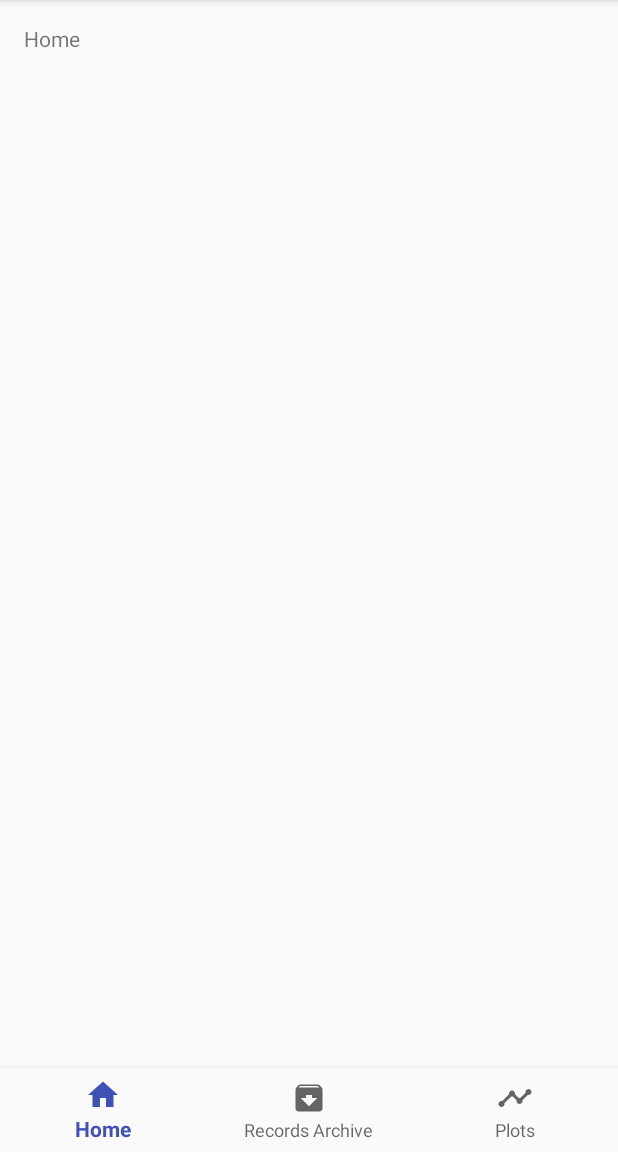
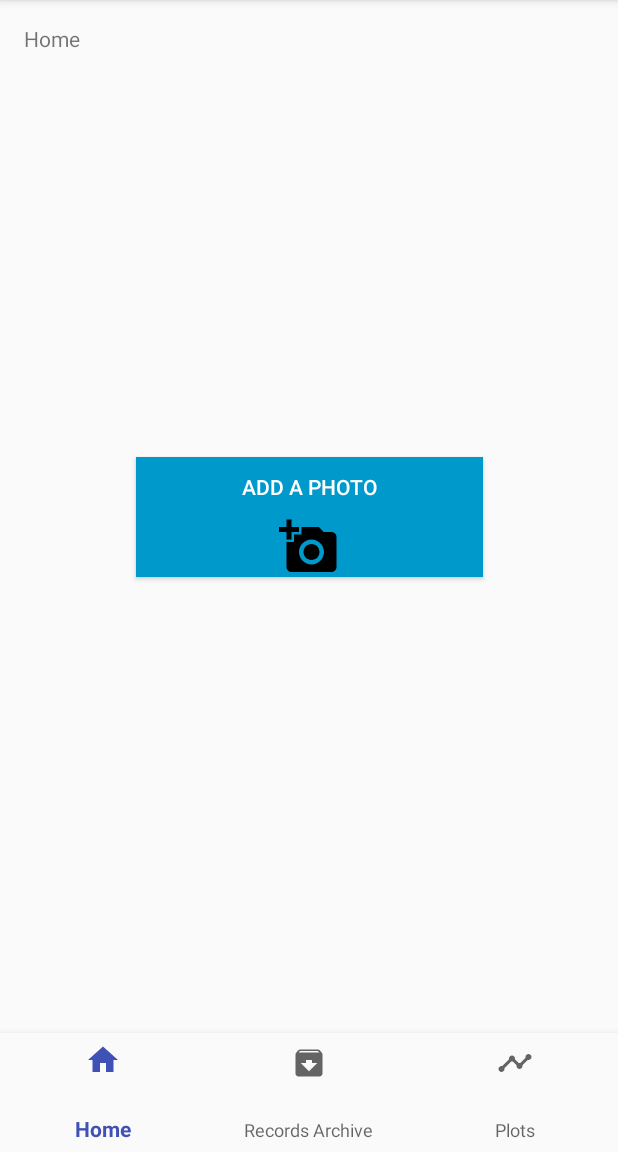
Before and after one commit to dariuszpmrugala/Medical-database, an Android app: the screen it shows after launch (MainActivity), on a phone screen of 412 x 824 dp, the part 84-1236 px from its top. Run offline under Robolectric (Android 15) with nearby library versions, the phone set to English and light mode, and no system bars.

Commit message:
Added permissions check and photo collection class
Added permissions for external storage access and camera access. These still need to be tested.

Photo collection class is empty atm.

```diff
--- a/app/build.gradle
+++ b/app/build.gradle
@@ -4,7 +4,7 @@ android {
     compileSdkVersion 26
     defaultConfig {
         applicationId "edu.tamu.ecen.capstone.patientmd"
-        minSdkVersion 15
+        minSdkVersion 23
         targetSdkVersion 26
         versionCode 1
         versionName "1.0"
@@ -20,7 +20,7 @@ android {
 }
 
 dependencies {
-    implementation fileTree(dir: 'libs', include: ['*.jar'])
+    implementation fileTree(include: ['*.jar'], dir: 'libs')
     implementation 'com.android.support:appcompat-v7:26.1.0'
     implementation 'com.android.support:design:26.1.0'
     implementation 'com.android.support.constraint:constraint-layout:1.0.2'
--- a/app/src/main/AndroidManifest.xml
+++ b/app/src/main/AndroidManifest.xml
@@ -6,6 +6,9 @@
     <uses-permission android:name="android.permission.GET_ACCOUNTS" />
     <uses-permission android:name="android.permission.READ_PROFILE" />
     <uses-permission android:name="android.permission.READ_CONTACTS" />
+    <uses-permission android:name="android.permission.READ_EXTERNAL_STORAGE" />
+    <uses-permission android:name="android.permission.WRITE_EXTERNAL_STORAGE" />
+    <uses-permission android:name="android.permission.CAMERA" />
 
     <application
         android:allowBackup="true"
@@ -24,7 +27,7 @@
             </intent-filter>
         </activity>
         <activity
-            android:name=".LoginActivity"
+            android:name=".activity.LoginActivity"
             android:label="@string/title_activity_login"></activity>
     </application>
 
--- a/app/src/main/java/edu/tamu/ecen/capstone/patientmd/activity/MainActivity.java
+++ b/app/src/main/java/edu/tamu/ecen/capstone/patientmd/activity/MainActivity.java
@@ -1,10 +1,13 @@
 package edu.tamu.ecen.capstone.patientmd.activity;
 
+import android.Manifest;
+import android.content.pm.PackageManager;
 import android.os.Bundle;
 import android.support.annotation.NonNull;
 import android.support.design.widget.BottomNavigationView;
 import android.support.v7.app.AppCompatActivity;
 import android.view.MenuItem;
+import android.widget.Button;
 import android.widget.TextView;
 
 import edu.tamu.ecen.capstone.patientmd.R;
@@ -13,11 +16,18 @@ public class MainActivity extends AppCompatActivity {
 
     private TextView mTextMessage;
 
+    //app specific permission codes; to add more permissions, include in setPermissions and AndroidManifest.xml
+    private final int PERMISSION_CAMERA_CODE=1;
+    private final int PERMISSION_READ_EXT_STORAGE_CODE=2;
+    private final int PERMISSION_WRITE_EXT_STORAGE_CODE=3;
+
     private BottomNavigationView.OnNavigationItemSelectedListener mOnNavigationItemSelectedListener
             = new BottomNavigationView.OnNavigationItemSelectedListener() {
 
         @Override
         public boolean onNavigationItemSelected(@NonNull MenuItem item) {
+
+            //TODO use setContentView to show different screens
             switch (item.getItemId()) {
                 case R.id.navigation_home:
                     mTextMessage.setText(R.string.title_home);
@@ -42,8 +52,12 @@ public class MainActivity extends AppCompatActivity {
         BottomNavigationView navigation = (BottomNavigationView) findViewById(R.id.navigation);
         navigation.setOnNavigationItemSelectedListener(mOnNavigationItemSelectedListener);
 
+        //todo add this from R, and create an onClickListener; should call to RecordPhoto
+        Button cameraButton;
+
         //get set of permissions from the user
-        setPermissions();
+        requestPermissionCamera();
+
     }
 
 
@@ -52,10 +66,38 @@ public class MainActivity extends AppCompatActivity {
     Returned String contains the permissions NOT granted yet
         This lets user be aware of which features will not be accessible to them
      */
-    protected String setPermissions() {
+    protected void requestPermissionCamera() {
 
-        //TODO
-        return null;
+        //permission for camera access
+        if (this.checkSelfPermission(Manifest.permission.CAMERA) != PackageManager.PERMISSION_GRANTED) {
+            //Use alert dialog if you want to add additional dialog to a permission request
+            /*final AlertDialog.Builder builder = new AlertDialog.Builder(this);
+            builder.setTitle("This app needs camera access");
+            builder.setMessage("Please grant location access so this app can detect peripherals.");
+            builder.setPositiveButton(android.R.string.ok, null);
+            builder.setOnDismissListener(new DialogInterface.OnDismissListener() {
+                @Override
+                public void onDismiss(DialogInterface dialog) {
+                    requestPermissions(new String[]{Manifest.permission.CAMERA}, );
+                }
+            });*/
+            shouldShowRequestPermissionRationale("Camera access is required so you can take images of your health records within the app");
+            requestPermissions(new String[]{Manifest.permission.CAMERA}, PERMISSION_CAMERA_CODE);
+        }
+
+    }
+
+    protected void requestPermissionStorage() {
+        if (this.checkSelfPermission(Manifest.permission.READ_EXTERNAL_STORAGE) != PackageManager.PERMISSION_GRANTED) {
+            shouldShowRequestPermissionRationale("Camera access is required so you can take images of your health records within the app");
+            requestPermissions(new String[]{Manifest.permission.CAMERA}, PERMISSION_READ_EXT_STORAGE_CODE);
+        }
+
+        if (this.checkSelfPermission(Manifest.permission.WRITE_EXTERNAL_STORAGE) != PackageManager.PERMISSION_GRANTED) {
+            shouldShowRequestPermissionRationale("Camera access is required so you can take images of your health records within the app");
+            requestPermissions(new String[]{Manifest.permission.CAMERA}, PERMISSION_WRITE_EXT_STORAGE_CODE);
+        }
+
     }
 
 }
--- /dev/null
+++ b/app/src/main/res/drawable-v24/ic_add_a_photo_black_24dpi.xml
@@ -0,0 +1,9 @@
+<vector xmlns:android="http://schemas.android.com/apk/res/android"
+    android:width="40dp"
+    android:height="40dp"
+    android:viewportWidth="24.0"
+    android:viewportHeight="24.0">
+    <path
+        android:fillColor="#FF000000"
+        android:pathData="M3,4L3,1h2v3h3v2L5,6v3L3,9L3,6L0,6L0,4h3zM6,10L6,7h3L9,4h7l1.83,2L21,6c1.1,0 2,0.9 2,2v12c0,1.1 -0.9,2 -2,2L5,22c-1.1,0 -2,-0.9 -2,-2L3,10h3zM13,19c2.76,0 5,-2.24 5,-5s-2.24,-5 -5,-5 -5,2.24 -5,5 2.24,5 5,5zM9.8,14c0,1.77 1.43,3.2 3.2,3.2s3.2,-1.43 3.2,-3.2 -1.43,-3.2 -3.2,-3.2 -3.2,1.43 -3.2,3.2z"/>
+</vector>
--- a/app/src/main/res/layout/activity_main.xml
+++ b/app/src/main/res/layout/activity_main.xml
@@ -18,12 +18,29 @@
         app:layout_constraintLeft_toLeftOf="parent"
         app:layout_constraintTop_toTopOf="parent" />
 
+    <Button
+        android:id="@+id/photo_button"
+        style="@android:style/Widget.Material.Button.Colored"
+        android:layout_width="231dp"
+        android:layout_height="80dp"
+        android:layout_marginBottom="8dp"
+        android:layout_marginEnd="8dp"
+        android:layout_marginStart="8dp"
+        android:layout_marginTop="8dp"
+        android:background="@android:color/holo_blue_dark"
+        android:drawableBottom="@drawable/ic_add_a_photo_black_24dpi"
+        android:elevation="20dp"
+        android:text="@string/camera_button_text"
+        android:visibility="visible"
+        app:layout_constraintBottom_toTopOf="@+id/navigation"
+        app:layout_constraintEnd_toEndOf="parent"
+        app:layout_constraintStart_toStartOf="parent"
+        app:layout_constraintTop_toTopOf="parent" />
+
     <android.support.design.widget.BottomNavigationView
         android:id="@+id/navigation"
         android:layout_width="0dp"
-        android:layout_height="wrap_content"
-        android:layout_marginEnd="0dp"
-        android:layout_marginStart="0dp"
+        android:layout_height="79dp"
         android:background="?android:attr/windowBackground"
         app:layout_constraintBottom_toBottomOf="parent"
         app:layout_constraintLeft_toLeftOf="parent"
--- a/app/src/main/res/values/strings.xml
+++ b/app/src/main/res/values/strings.xml
@@ -4,6 +4,7 @@
     <string name="title_archive">Records Archive</string>
     <string name="title_plots">Plots</string>
     <string name="title_activity_login">Sign in</string>
+    <string name="camera_button_text">Add a photo</string>
 
     <!-- Strings related to login -->
     <string name="prompt_email">Email</string>
```
Also changed, not shown: app/src/main/java/edu/tamu/ecen/capstone/patientmd/input/RecordPhoto.java (added, +18 -0 lines), app/src/main/java/edu/tamu/ecen/capstone/patientmd/util/Const.java (added, +13 -0 lines).
